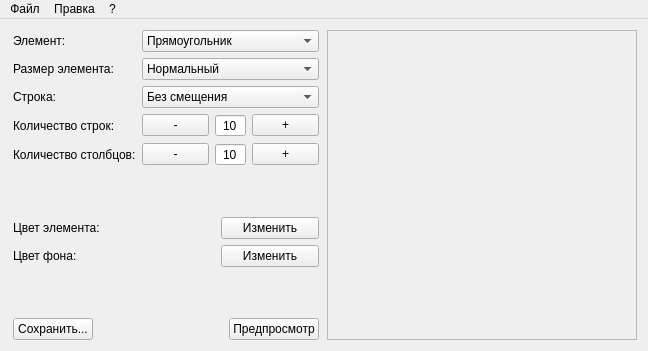
This is mainwindow.ui in MegaSamuel/PatternDraw as Qt 5 draws it before an edit. The edited form follows.
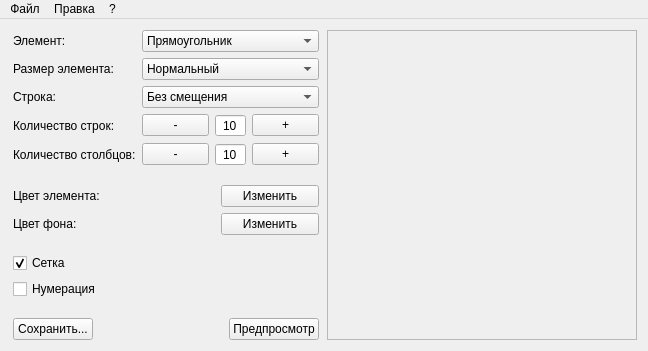
This is the edited form.

Commit message: ft-gui-elem : up

```diff
--- a/mainwindow.ui
+++ b/mainwindow.ui
@@ -319,6 +319,46 @@
          </property>
         </spacer>
        </item>
+       <item>
+        <layout class="QGridLayout" name="gridLayoutPropAdd">
+         <property name="leftMargin">
+          <number>2</number>
+         </property>
+         <property name="rightMargin">
+          <number>2</number>
+         </property>
+         <item row="1" column="0">
+          <widget class="QCheckBox" name="checkBoxRuler">
+           <property name="text">
+            <string>Нумерация</string>
+           </property>
+          </widget>
+         </item>
+         <item row="0" column="0">
+          <widget class="QCheckBox" name="checkBoxGrid">
+           <property name="text">
+            <string>Сетка</string>
+           </property>
+           <property name="checked">
+            <bool>true</bool>
+           </property>
+          </widget>
+         </item>
+        </layout>
+       </item>
+       <item>
+        <spacer name="verticalSpacer_3">
+         <property name="orientation">
+          <enum>Qt::Vertical</enum>
+         </property>
+         <property name="sizeHint" stdset="0">
+          <size>
+           <width>20</width>
+           <height>40</height>
+          </size>
+         </property>
+        </spacer>
+       </item>
        <item>
         <layout class="QHBoxLayout" name="horizontalLayout">
          <property name="leftMargin">
```
The commit also changes 6 other files.
